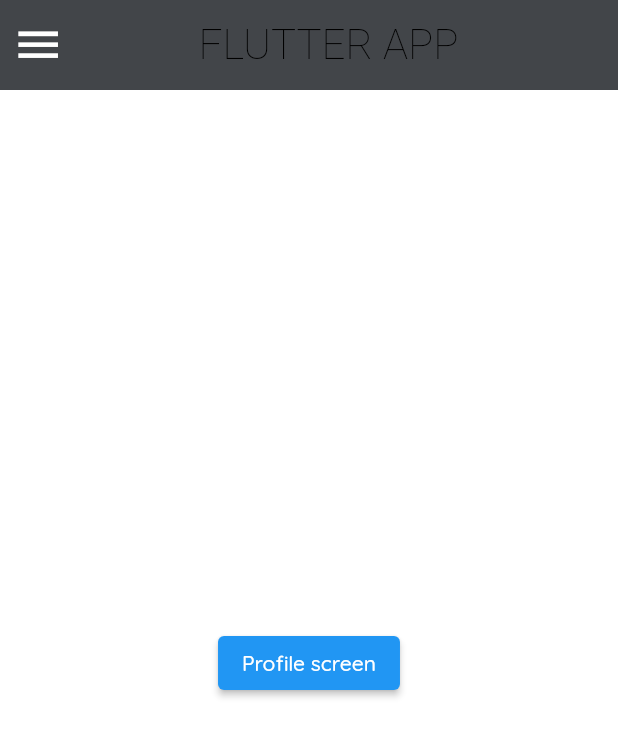
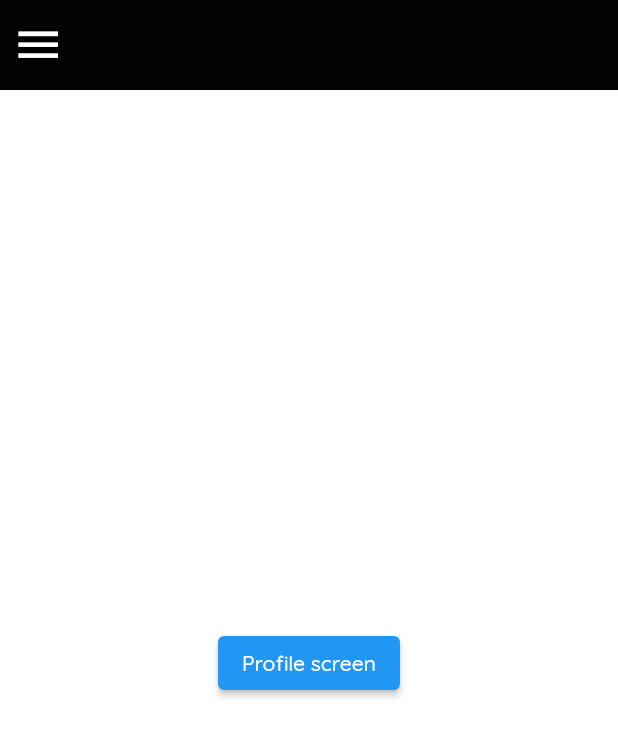
Before and after one commit to titiwantes/Flutter_1, a Flutter app: the screen it shows after launch, scrolled down 228 dp, after a tap on the "menu" icon, after a tap on "Profile", on a phone screen of 412 x 824 dp. Shown: the top 737 px of the screen. Run offline on Flutter 3.47's test engine with Material 2 defaults, Android fonts, the phone set to English and light mode, and no system bars; our stand-ins replace avatar_glow, google_fonts, just_audio, shared_preferences, speech_to_text; missing offline and left inert: dart:ffi; network calls fail; Roboto replaces fonts that are missing (Baloo).

Commit message:
light mode is done, colors of the musicPlayer now fit whit the all app colors

```diff
--- a/app/lib/config/Colors.dart
+++ b/app/lib/config/Colors.dart
@@ -1,6 +1,6 @@
 import 'package:flutter/material.dart';
 
-class PcolorsLightMode { //please use ZephyColors and not ZephyColorsDarkMode or ZephyColorsBackup
+class PcolorsLightMode {
   static Color orange = Color.fromARGB(255, 255, 174, 92);
   static Color black = Color.fromARGB(255, 3, 3, 3);
   static Color purple = Color.fromARGB(255, 180, 167, 214);
@@ -10,10 +10,10 @@ class PcolorsLightMode { //please use ZephyColors and not ZephyColorsDarkMode or
   static Color blue = Color.fromARGB(180, 1, 110, 238);
   static Color greyMessage = Color.fromARGB(255, 241, 240, 240);
   static Color white = Color.fromARGB(255, 255, 255, 255);
-  static Color whiteButton = Color.fromARGB(255, 255, 255, 255);
+  static Color whiteButton = Color.fromARGB(255, 66,69,73);
 }
 
-class Pcolors { //do not use dark mode colors
+class Pcolors {
   static Color orange = Color.fromARGB(255, 255, 174, 92);
   static Color black = Color.fromARGB(255, 255, 255, 255);
   static Color purple = Color.fromARGB(255, 180, 167, 214);
@@ -22,11 +22,11 @@ class Pcolors { //do not use dark mode colors
   static Color transparentGrey = Color.fromARGB(150, 115, 115, 115);
   static Color blue = Color.fromARGB(180, 1, 110, 238);
   static Color greyMessage = Color.fromARGB(255, 241, 240, 240);
-  static Color white = Color.fromARGB(255, 66,69,73);
+  static Color white = Color.fromARGB(255, 3, 3, 3); //fromARGB(255, 66,69,73);
   static Color whiteButton = Color.fromARGB(255, 54,57,62);
 }
 
-class PcolorsBackUp { //do not toutch, this is use when dark mode is geting disabled
+class PcolorsBackUp {
   static Color orange = Color.fromARGB(255, 255, 174, 92);
   static Color black = Color.fromARGB(255, 255, 255, 255);
   static Color purple = Color.fromARGB(255, 180, 167, 214);
@@ -35,6 +35,6 @@ class PcolorsBackUp { //do not toutch, this is use when dark mode is geting disa
   static Color transparentGrey = Color.fromARGB(150, 115, 115, 115);
   static Color blue = Color.fromARGB(180, 1, 110, 238);
   static Color greyMessage = Color.fromARGB(255, 241, 240, 240);
-  static Color white = Color.fromARGB(255, 66,69,73);
+  static Color white = Color.fromARGB(255, 3, 3, 3);
   static Color whiteButton = Color.fromARGB(255, 54,57,62);
 }
--- a/app/lib/main.dart
+++ b/app/lib/main.dart
@@ -9,6 +9,7 @@
 import 'package:app/shared/NavMenu.dart';
 import 'modules/musicPlayer/music_player.dart';
 import 'package:shared_preferences/shared_preferences.dart';
+import 'package:app/config/Colors.dart';
 
 void main() {
   runApp(Main());
@@ -20,7 +21,7 @@
     return MaterialApp(
       title: 'Flutter Demo',
       theme: ThemeData(
-        backgroundColor: Colors.white,
+        backgroundColor: Pcolors.white,
         splashColor: Colors.transparent,
         highlightColor: Colors.transparent,
         hoverColor: Colors.transparent,
--- a/app/lib/modules/Home/Home.dart
+++ b/app/lib/modules/Home/Home.dart
@@ -8,7 +8,7 @@ class Home extends StatelessWidget {
     return Center(
       child: ElevatedButton(
         onPressed: () {
-          Navigator.pushNamed(context, '/');
+          Navigator.pushNamed(context, '/musicPlayerPage');
         },
         child: const Text('Home screen'),
       ),
--- a/app/lib/modules/Settings/appearance/AppearanceSettingsPage.dart
+++ b/app/lib/modules/Settings/appearance/AppearanceSettingsPage.dart
@@ -48,7 +48,7 @@ class _AppearanceSettingsPage extends State<AppearanceSettingsPage> {
             SizedBox(height: 30),
             SettingsSwitchButton(
               keyChild: Key('Dark mode settings'),
-              text: "Dark mode",
+              text: "Light mode",
               value: _darkMode,
               onChanged: (bool val) async {
                 await SharedPreferencesService.setThemeParameters(val == true ? 'dark' : 'light');
@@ -64,7 +64,7 @@ class _AppearanceSettingsPage extends State<AppearanceSettingsPage> {
                     Pcolors.purple = Color.fromARGB(255, 180, 167, 214);
                     Pcolors.black = Color.fromARGB(255, 3, 3, 3);
                     Pcolors.orange = Color.fromARGB(255, 255, 174, 92);
-                    Pcolors.whiteButton = Color.fromARGB(255, 54,57,62);
+                    Pcolors.whiteButton = Color.fromARGB(255, 255, 255, 255);
                   } else {
                     Pcolors.white = PcolorsBackUp.white;
                     Pcolors.greyMessage = PcolorsBackUp.greyMessage;
--- a/app/lib/modules/musicPlayer/music_player.dart
+++ b/app/lib/modules/musicPlayer/music_player.dart
@@ -1,7 +1,7 @@
 import 'package:flutter/material.dart';
 import 'package:just_audio/just_audio.dart';
+import 'package:app/config/Colors.dart';
 
-var blackColor = Colors.black;
 var pinkColor = Colors.pink;
 
 var flume = 'https://i.scdn.co/image/8d84f7b313ca9bafcefcf37d4e59a8265c7d3fff';
@@ -14,7 +14,7 @@ class MusicPlayer extends StatelessWidget {
   @override
   Widget build(BuildContext context) {
     return Scaffold(
-      backgroundColor: blackColor,
+      backgroundColor: Pcolors.white,
       body: Padding(
         padding: const EdgeInsets.symmetric(
             horizontal: 16.0), //Resize the searchbar's padding
@@ -30,7 +30,7 @@ class MusicPlayer extends StatelessWidget {
             Text(
               'Collections',
               style: TextStyle(
-                  color: Colors.white,
+                  color: Pcolors.black,
                   fontWeight: FontWeight.bold,
                   fontSize: 38.0),
             ),
@@ -64,7 +64,7 @@ class MusicPlayer extends StatelessWidget {
             Text(
               'Recommend',
               style: TextStyle(
-                  color: Colors.white,
+                  color: Pcolors.black,
                   fontWeight: FontWeight.bold,
                   fontSize: 38.0),
             ),
@@ -135,7 +135,7 @@ class _SongWidgetState extends State<SongWidget> {
                 width: 80.0,
                 child: IconButton(
                   iconSize: 32.0,
-                  color: Colors.white.withOpacity(0.8),
+                  color: Pcolors.black.withOpacity(0.8),
                   icon: playButton,
                   onPressed: () async {
                     if (!isPlaying) {
@@ -166,7 +166,7 @@ class _SongWidgetState extends State<SongWidget> {
               Text(
                 widget.title,
                 style: TextStyle(
-                    color: Colors.white,
+                    color:Pcolors.black,
                     fontWeight: FontWeight.bold,
                     fontSize: 24.0),
               ),
@@ -176,14 +176,14 @@ class _SongWidgetState extends State<SongWidget> {
               Text(
                 widget.artist,
                 style: TextStyle(
-                    color: Colors.white.withOpacity(0.5), fontSize: 18.0),
+                    color: Pcolors.white.withOpacity(0.5), fontSize: 18.0),
               ),
             ],
           ),
           Spacer(),
           Icon(
             Icons.more_horiz,
-            color: Colors.white.withOpacity(0.6),
+            color: Pcolors.white.withOpacity(0.6),
             size: 32.0,
           ),
         ],
@@ -221,7 +221,7 @@ class CollectionWidget extends StatelessWidget {
                   right: 1.0,
                   left: 1.0,
                   child: Icon(Icons.bookmark,
-                      color: Colors.white.withOpacity(0.6), size: 24.0),
+                      color: Pcolors.black.withOpacity(0.6), size: 24.0),
                 ),
               ],
             ),
@@ -232,7 +232,7 @@ class CollectionWidget extends StatelessWidget {
           Padding(
             padding: const EdgeInsets.only(left: 4.0),
             child: Text(title,
-                style: TextStyle(color: Colors.white, fontSize: 20.0)),
+                style: TextStyle(color: Pcolors.black, fontSize: 20.0)),
           ),
         ],
       ),
@@ -256,7 +256,7 @@ class SearchBar extends StatelessWidget {
           ),
           Icon(
             Icons.search,
-            color: Colors.white,
+            color: Pcolors.black,
           ),
           SizedBox(
             width: 8.0,
--- a/app/lib/modules/routes/RoutesPage.dart
+++ b/app/lib/modules/routes/RoutesPage.dart
@@ -7,7 +7,7 @@ class RoutesPage extends StatelessWidget {
   @override
   Widget build(BuildContext context) {
     return Scaffold(
-      backgroundColor: PColors.white,
+      backgroundColor: Pcolors.white,
       body: Center(
         child: ElevatedButton(
           onPressed: () {
--- a/app/lib/shared/NavMenu.dart
+++ b/app/lib/shared/NavMenu.dart
@@ -3,6 +3,7 @@ import 'dart:developer';
 import 'package:flutter/material.dart';
 import 'package:app/config/routes.dart';
 import 'package:app/utils/routes-animation/slideLeftRoute.dart';
+import 'package:app/config/Colors.dart';
 
 class NavMenu extends StatefulWidget {
   NavMenu({
@@ -25,7 +26,7 @@ class _NavMenu extends State<NavMenu> {
     maxWidth: 40
   );
   final divider = Divider(
-    color: Colors.black,
+    color: Pcolors.white,
     height: 1,
     thickness: 1,
     indent: 20,
@@ -35,13 +36,14 @@ class _NavMenu extends State<NavMenu> {
   @override
   Widget build(BuildContext context) {
     return Drawer(
+      backgroundColor: Pcolors.whiteButton,
       child: ListView(
         padding: EdgeInsets.zero,
         children: <Widget>[
           DrawerHeader(
             padding: EdgeInsets.all(0.0),
             child: Container(
-              color: Color.fromARGB(255, 180, 167, 214),
+              color: Pcolors.white,
               child: Row(
                 children: <Widget>[
                   Container(
@@ -49,13 +51,13 @@ class _NavMenu extends State<NavMenu> {
                     padding: const EdgeInsets.all(30),
                     decoration: BoxDecoration(
                       shape: BoxShape.circle,
-                      color: Colors.black,
+                      color: Pcolors.whiteButton,
                     ),
                   ),
                   Text(
                     "Jules",
                     style: Theme.of(context).textTheme.headline1?.copyWith(
-                      color: Colors.white,
+                      color: Pcolors.black,
                       fontSize: 38
                     ),
                   )
@@ -68,7 +70,7 @@ class _NavMenu extends State<NavMenu> {
               constraints: constraintsIcons,
               //child: Image.asset(''),
             ),
-            title: Text('Profile'),
+            title: Text('Profile', style: TextStyle(color: Pcolors.black)),
             onTap: () {
               Navigator.of(context).pop();
               widget.navigatorKey.currentState?.push(slideLeftRoute(ProfileRoute));
@@ -80,7 +82,7 @@ class _NavMenu extends State<NavMenu> {
               constraints: constraintsIcons,
               //child: Image.asset(''),
             ),
-            title: Text('Settings'),
+            title: Text('Settings', style: TextStyle(color: Pcolors.black)),
             onTap: () {
               Navigator.of(context).pop();
               widget.navigatorKey.currentState?.push(slideLeftRoute(SettingsRoute));
@@ -92,7 +94,7 @@ class _NavMenu extends State<NavMenu> {
               constraints: constraintsIcons,
               //child: Image.asset(''),
             ),
-            title: Text('Favoris'),
+            title: Text('Favoris', style: TextStyle(color: Pcolors.black)),
             onTap: () {
               Navigator.of(context).pop();
               widget.navigatorKey.currentState?.push(slideLeftRoute(FavorisRoute));
@@ -104,7 +106,7 @@ class _NavMenu extends State<NavMenu> {
               constraints: constraintsIcons,
               //child: Image.asset(''),
             ),
-            title: Text('Home'),
+            title: Text('Home', style: TextStyle(color: Pcolors.black)),
             onTap: () {
               Navigator.of(context).pop();
               widget.navigatorKey.currentState?.push(slideLeftRoute(HomeRoute));
@@ -116,7 +118,7 @@ class _NavMenu extends State<NavMenu> {
               constraints: constraintsIcons,
               //child: Image.asset(''),
             ),
-            title: Text('Help'),
+            title: Text('Help', style: TextStyle(color: Pcolors.black)),
             onTap: () {
               Navigator.of(context).pop();
               widget.navigatorKey.currentState?.push(slideLeftRoute(HelpRoute));
@@ -128,7 +130,7 @@ class _NavMenu extends State<NavMenu> {
               constraints: constraintsIcons,
               //child: Image.asset(''),
             ),
-            title: Text('Déconnexion'),
+            title: Text('Déconnexion', style: TextStyle(color: Pcolors.black)),
             onTap: () {
               Navigator.of(context).pop();
               widget.navigatorKey.currentState?.push(slideLeftRoute(LogoutRoute));
--- a/app/lib/shared/SettingsSwitchButton.dart
+++ b/app/lib/shared/SettingsSwitchButton.dart
@@ -34,7 +34,7 @@ class _SettingsSwitchButton extends State<SettingsSwitchButton> {
         padding: EdgeInsets.only(top: 10, bottom: 10, left: 15, right: 15),
         decoration: BoxDecoration(
           borderRadius: BorderRadius.circular(10.0),
-          color: Pcolors.white,
+          color: Pcolors.whiteButton,
           boxShadow: [
             BoxShadow(
               color: Color.fromARGB(100, 0, 0, 0),
@@ -49,7 +49,7 @@ class _SettingsSwitchButton extends State<SettingsSwitchButton> {
           children: <Widget>[
             Text(
               widget.text,
-              style: CustomTextStyle.quicksandMedium(context, Color.fromARGB(150, 0, 0, 0), 15),
+              style: CustomTextStyle.quicksandMedium(context, Pcolors.black, 15),
             ),
             SwitchButton(
               value: widget.value,
--- a/app/lib/shared/button-style/ButtonStyle1.dart
+++ b/app/lib/shared/button-style/ButtonStyle1.dart
@@ -24,7 +24,7 @@ class _ButtonStyle1State extends State<ButtonStyle1> {
       decoration: BoxDecoration(
         color: Colors.white,
         borderRadius: BorderRadius.circular(15.0),
-        border: Border.all(color: PColors.transparentGrey)
+        border: Border.all(color: Pcolors.transparentGrey)
       ),
       child: Row(
         children: <Widget>[
--- a/app/lib/shared/header-style/HeaderStyle1.dart
+++ b/app/lib/shared/header-style/HeaderStyle1.dart
@@ -66,7 +66,7 @@ class _HeaderStyle1State extends State<HeaderStyle1> {
                         alignment: Alignment.centerLeft,
                         child: Text(
                           widget.text3,
-                          style: CustomTextStyle.quicksandRegular(context, PColors.orange, 15),
+                          style: CustomTextStyle.quicksandRegular(context, Pcolors.orange, 15),
                           textAlign: TextAlign.left,
                         ),
                       ),
```
